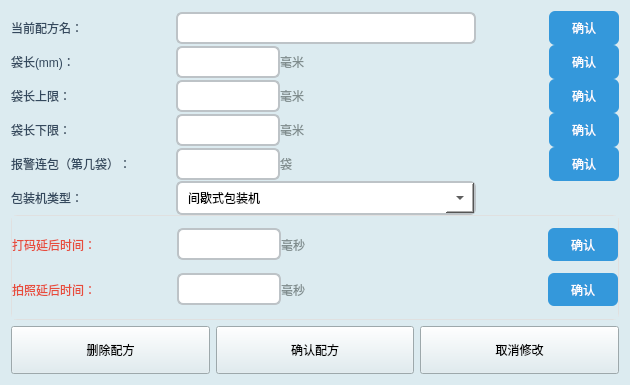
Old version of the form librecad/src/OCRdemo/AlterScheme.ui in the repository Hcj1108/Librecad_AFP5000.
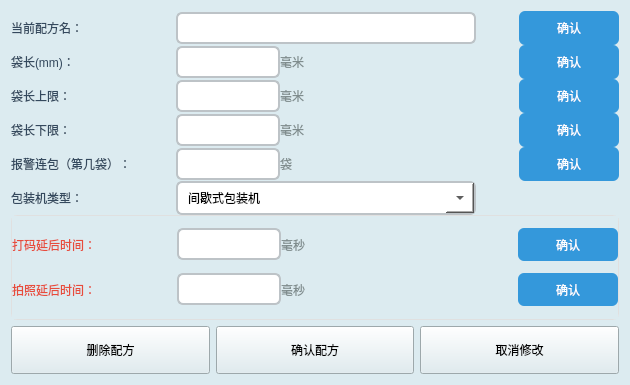
New version of the form. Icons and pictures are not drawn.

Patch:
```diff
--- a/librecad/src/OCRdemo/AlterScheme.ui
+++ b/librecad/src/OCRdemo/AlterScheme.ui
@@ -103,7 +103,7 @@
          <widget class="QToolButton" name="toolButton_4">
           <property name="minimumSize">
            <size>
-            <width>70</width>
+            <width>100</width>
             <height>34</height>
            </size>
           </property>
@@ -177,7 +177,7 @@
          <widget class="QToolButton" name="toolButton">
           <property name="minimumSize">
            <size>
-            <width>70</width>
+            <width>100</width>
             <height>34</height>
            </size>
           </property>
@@ -251,7 +251,7 @@
          <widget class="QToolButton" name="toolButton_2">
           <property name="minimumSize">
            <size>
-            <width>70</width>
+            <width>100</width>
             <height>34</height>
            </size>
           </property>
@@ -325,7 +325,7 @@
          <widget class="QToolButton" name="toolButton_9">
           <property name="minimumSize">
            <size>
-            <width>70</width>
+            <width>100</width>
             <height>34</height>
            </size>
           </property>
@@ -405,7 +405,7 @@
          <widget class="QToolButton" name="toolButton_3">
           <property name="minimumSize">
            <size>
-            <width>70</width>
+            <width>100</width>
             <height>34</height>
            </size>
           </property>
@@ -582,7 +582,7 @@
              <widget class="QToolButton" name="toolButton_7">
               <property name="minimumSize">
                <size>
-                <width>70</width>
+                <width>100</width>
                 <height>32</height>
                </size>
               </property>
@@ -656,7 +656,7 @@
              <widget class="QToolButton" name="toolButton_8">
               <property name="minimumSize">
                <size>
-                <width>70</width>
+                <width>100</width>
                 <height>32</height>
                </size>
               </property>
```
Left out of the diff: 1 changed line with no effect on the pictures.
